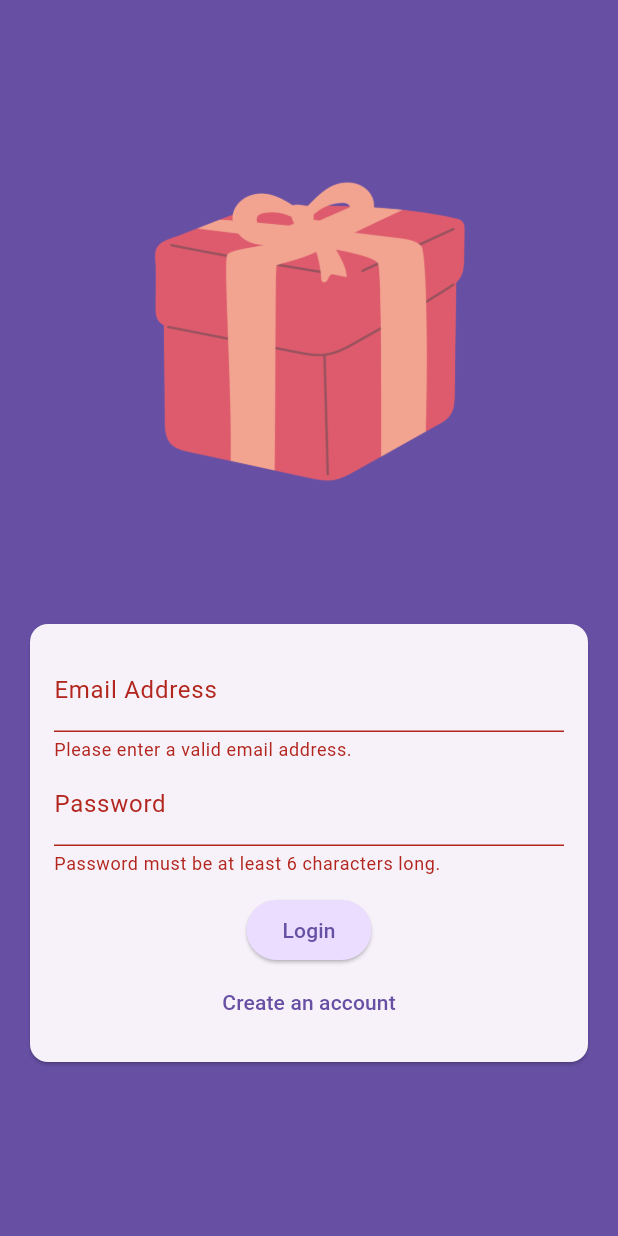
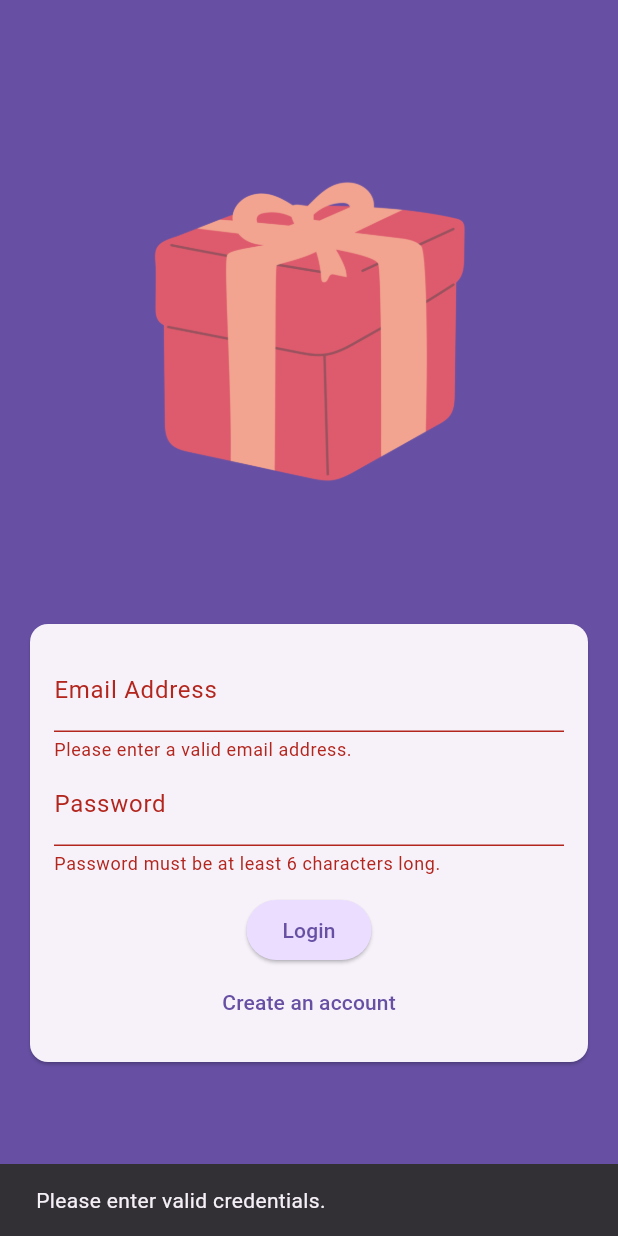
Before and after one commit to ahmedamin-89/mobile_project, a Flutter app: the screen it shows after launch, after a tap on "Login", on a phone screen of 412 x 824 dp. Run offline on Flutter 3.47's test engine with Material 3 defaults, Android fonts, the phone set to English and light mode, and no system bars; our stand-ins replace cloud_firestore, firebase_auth, firebase_core, firebase_storage, image_picker; accounts and stored records are empty.

```diff
--- a/lib/models/friend.dart
+++ b/lib/models/friend.dart
@@ -1,14 +1,12 @@
 class Friend {
   final String id; // Friend's user ID
   final String name;
-  final String profileImageUrl;
   final int upcomingEvents;
   final String phoneNumber; // New field
 
   Friend({
     required this.id,
     required this.name,
-    required this.profileImageUrl,
     required this.upcomingEvents,
     required this.phoneNumber,
   });
@@ -16,14 +14,12 @@ class Friend {
   Friend copyWith({
     String? id,
     String? name,
-    String? profileImageUrl,
     int? upcomingEvents,
     String? phoneNumber,
   }) {
     return Friend(
       id: id ?? this.id,
       name: name ?? this.name,
-      profileImageUrl: profileImageUrl ?? this.profileImageUrl,
       upcomingEvents: upcomingEvents ?? this.upcomingEvents,
       phoneNumber: phoneNumber ?? this.phoneNumber,
     );
@@ -33,7 +29,6 @@ class Friend {
     return {
       'id': id,
       'name': name,
-      'profileImageUrl': profileImageUrl,
       'upcomingEvents': upcomingEvents,
       'phoneNumber': phoneNumber, // Save phone number to Firestore
     };
@@ -43,7 +38,6 @@ class Friend {
     return Friend(
       id: map['id'],
       name: map['name'],
-      profileImageUrl: map['profileImageUrl'] ?? '',
       upcomingEvents: map['upcomingEvents'] ?? 0,
       phoneNumber: map['phoneNumber'] ?? '', // Default to empty if missing
     );
--- a/lib/screens/auth.dart
+++ b/lib/screens/auth.dart
@@ -4,7 +4,6 @@ import 'package:cloud_firestore/cloud_firestore.dart';
 import 'package:firebase_storage/firebase_storage.dart';
 import 'package:flutter/material.dart';
 import 'package:firebase_auth/firebase_auth.dart';
-import 'package:mobile_project/widgets/user_image_picker.dart';
 
 final _firebase = FirebaseAuth.instance;
 
@@ -24,14 +23,18 @@ class _AuthScreenState extends State<AuthScreen> {
   var _enteredEmail = '';
   var _enteredPassword = '';
   var _enteredUsername = '';
-  File? _selectedImage;
   var _isAuthenticating = false;
 
   void _submit() async {
     final isValid = _form.currentState!.validate();
-
-    if (!isValid || !_isLogin && _selectedImage == null) {
+    if (!isValid) {
       // show error message ...
+      ScaffoldMessenger.of(context).clearSnackBars();
+      ScaffoldMessenger.of(context).showSnackBar(
+        const SnackBar(
+          content: Text('Please enter valid credentials.'),
+        ),
+      );
       return;
     }
 
@@ -48,21 +51,12 @@ class _AuthScreenState extends State<AuthScreen> {
         final userCredentials = await _firebase.createUserWithEmailAndPassword(
             email: _enteredEmail, password: _enteredPassword);
 
-        final storageRef = FirebaseStorage.instance
-            .ref()
-            .child('user_images')
-            .child('${userCredentials.user!.uid}.jpg');
-
-        await storageRef.putFile(_selectedImage!);
-        final imageUrl = await storageRef.getDownloadURL();
-
         await FirebaseFirestore.instance
             .collection('users')
             .doc(userCredentials.user!.uid)
             .set({
           'username': _enteredUsername,
           'email': _enteredEmail,
-          'image_url': imageUrl,
         });
       }
     } on FirebaseAuthException catch (error) {
@@ -73,6 +67,20 @@ class _AuthScreenState extends State<AuthScreen> {
       ScaffoldMessenger.of(context).showSnackBar(
         SnackBar(
           content: Text(error.message ?? 'Authentication failed.'),
+        ),
+      );
+    } on FirebaseException catch (error) {
+      ScaffoldMessenger.of(context).clearSnackBars();
+      ScaffoldMessenger.of(context).showSnackBar(
+        SnackBar(
+          content: Text(error.message ?? 'Authentication failed.'),
+        ),
+      );
+    } catch (error) {
+      ScaffoldMessenger.of(context).clearSnackBars();
+      ScaffoldMessenger.of(context).showSnackBar(
+        SnackBar(
+          content: const Text('An error occurred.'),
         ),
       );
     }
@@ -108,12 +116,6 @@ class _AuthScreenState extends State<AuthScreen> {
                       child: Column(
                         mainAxisSize: MainAxisSize.min,
                         children: [
-                          if (!_isLogin)
-                            UserImagePicker(
-                              onPickImage: (pickedImage) {
-                                _selectedImage = pickedImage;
-                              },
-                            ),
                           TextFormField(
                             decoration: const InputDecoration(
                                 labelText: 'Email Address'),
@@ -124,6 +126,7 @@ class _AuthScreenState extends State<AuthScreen> {
                               if (value == null ||
                                   value.trim().isEmpty ||
                                   !value.contains('@')) {
+                                print('email');
                                 return 'Please enter a valid email address.';
                               }
 
@@ -142,6 +145,7 @@ class _AuthScreenState extends State<AuthScreen> {
                                 if (value == null ||
                                     value.isEmpty ||
                                     value.trim().length < 4) {
+                                  print('username');
                                   return 'Please enter at least 4 characters.';
                                 }
                                 return null;
@@ -156,6 +160,7 @@ class _AuthScreenState extends State<AuthScreen> {
                             obscureText: true,
                             validator: (value) {
                               if (value == null || value.trim().length < 6) {
+                                print('password');
                                 return 'Password must be at least 6 characters long.';
                               }
                               return null;
--- a/lib/widgets/friend_card.dart
+++ b/lib/widgets/friend_card.dart
@@ -2,7 +2,6 @@ import 'package:flutter/material.dart';
 
 class FriendCard extends StatelessWidget {
   final String name;
-  final String profileImageUrl;
   final int upcomingEvents;
   final String phoneNumber;
   final VoidCallback onTap;
@@ -10,7 +9,6 @@ class FriendCard extends StatelessWidget {
   const FriendCard({
     Key? key,
     required this.name,
-    required this.profileImageUrl,
     required this.upcomingEvents,
     required this.phoneNumber,
     required this.onTap,
@@ -20,9 +18,7 @@ class FriendCard extends StatelessWidget {
   Widget build(BuildContext context) {
     return ListTile(
       leading: CircleAvatar(
-        backgroundImage:
-            profileImageUrl.isNotEmpty ? NetworkImage(profileImageUrl) : null,
-        child: profileImageUrl.isEmpty ? const Icon(Icons.person) : null,
+        child: Icon(Icons.person, color: Theme.of(context).primaryColor),
       ),
       title: Text(name),
       subtitle: Column(
```
Also changed, not shown: lib/app.dart (+62 -3 lines), lib/screens/home_page.dart (+19 -45 lines), lib/screens/my_events_page.dart (added, +117 -0 lines), lib/screens/BottomTab.dart (added).
